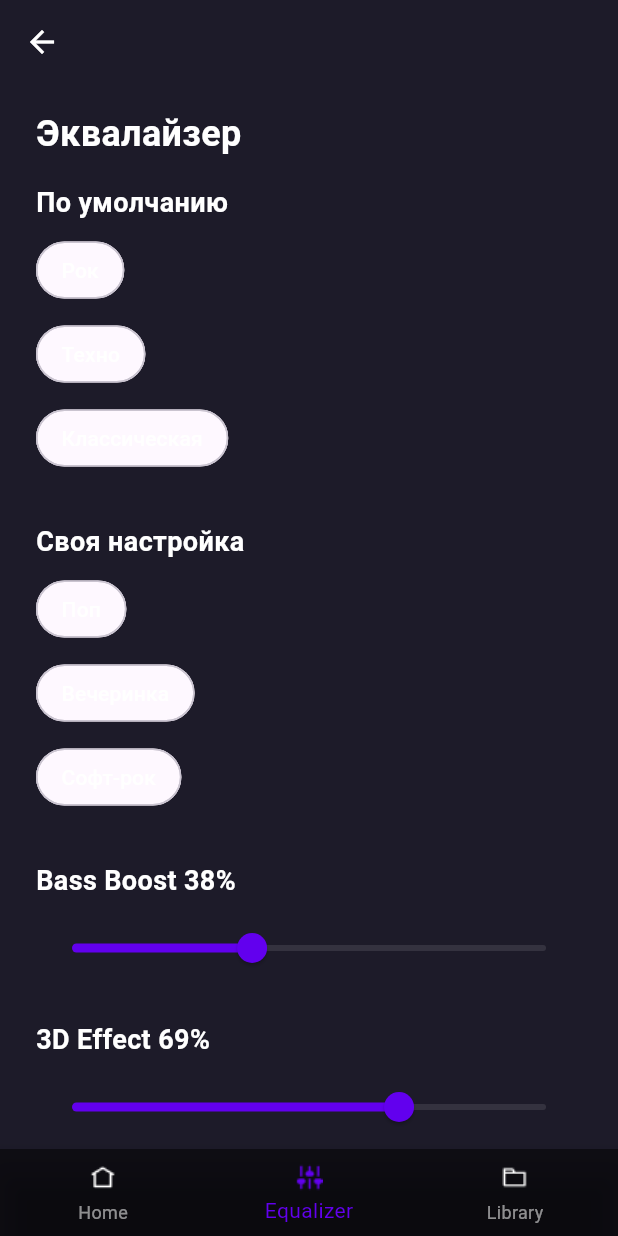
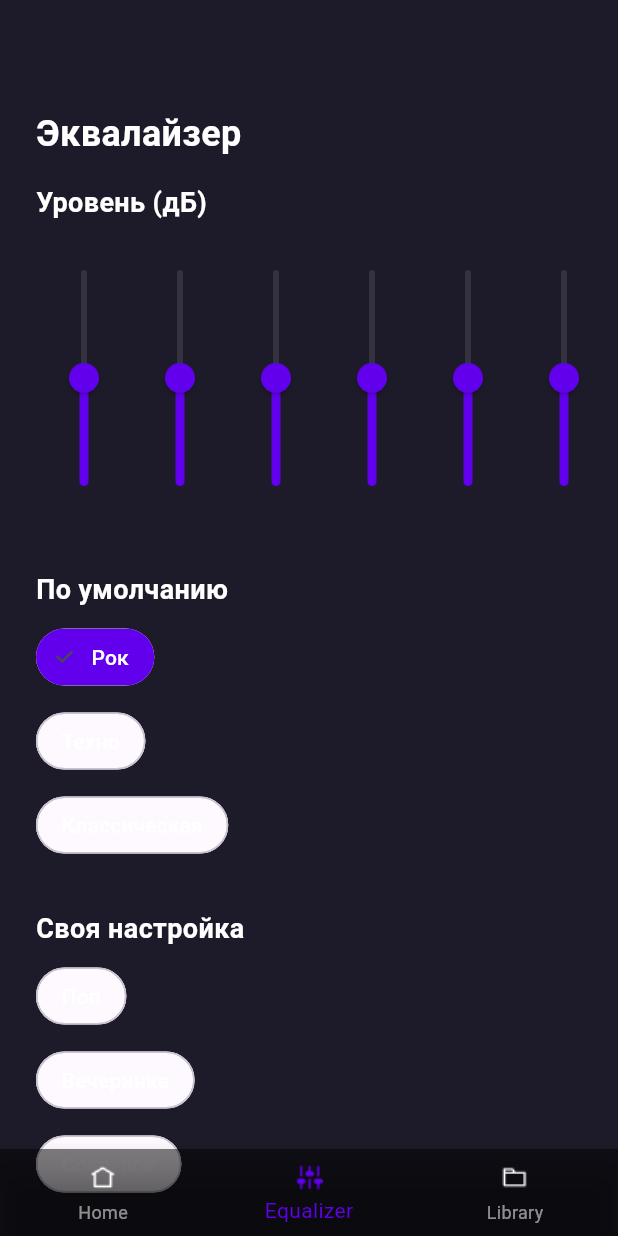
Before and after one commit to Inconsp1cuous/bassify, a Flutter app: the screen it shows after launch, on a phone screen of 412 x 824 dp. Run offline on Flutter 3.47's test engine with Material 3 defaults, Android fonts, the phone set to English and light mode, and no system bars; Roboto replaces fonts that are missing (OpenSans).

Commit message:
fix: добавлена регулировка басса

```diff
--- a/lib/screens/equalizer_screen.dart
+++ b/lib/screens/equalizer_screen.dart
@@ -1,7 +1,24 @@
+import 'package:Bassify/screens/home_screen.dart';
 import 'package:flutter/material.dart';
 
-class EqualizerScreen extends StatelessWidget {
+class EqualizerScreen extends StatefulWidget {
   const EqualizerScreen({Key? key}) : super(key: key);
+
+  @override
+  _EqualizerScreenState createState() => _EqualizerScreenState();
+}
+
+class _EqualizerScreenState extends State<EqualizerScreen> {
+  // Значения уровней для каждой частоты (в децибелах)
+  final List<double> _levels = [0, 0, 0, 0, 0, 0, 0, 0, 0, 0];
+  final List<String> _frequencies = ['60', '170', '310', '600', '1k', '3k', '6k', '12k', '14k', '16k'];
+
+  // Значения для Bass Boost и 3D Effect
+  double _bassBoostValue = 38;
+  double _threeDEffectValue = 69;
+
+  // Выбранная настройка
+  String _selectedSetting = 'Рок';
 
   @override
   Widget build(BuildContext context) {
@@ -22,12 +39,7 @@ class EqualizerScreen extends StatelessWidget {
                 appBar: AppBar(
                   backgroundColor: const Color(0xFF1D1B29),
                   elevation: 0,
-                  leading: IconButton(
-                    icon: const Icon(Icons.arrow_back, color: Colors.white),
-                    onPressed: () {
-                      Navigator.pop(context);
-                    },
-                  ),
+                  // Убрана кнопка "Назад"
                 ),
                 body: SingleChildScrollView(
                   padding: const EdgeInsets.symmetric(horizontal: 24, vertical: 16),
@@ -46,7 +58,30 @@ class EqualizerScreen extends StatelessWidget {
                       ),
                       const SizedBox(height: 16),
 
-                      // Секция "Полукомандир"
+                      // Регулируемые уровни эквалайзера
+                      const Text(
+                        'Уровень (дБ)',
+                        style: TextStyle(
+                          fontSize: 18,
+                          fontWeight: FontWeight.w600,
+                          fontFamily: 'OpenSans',
+                          color: Colors.white,
+                        ),
+                      ),
+                      const SizedBox(height: 8),
+                      Container(
+                        height: 200, // Высота области с ползунками
+                        child: ListView.builder(
+                          scrollDirection: Axis.horizontal,
+                          itemCount: _frequencies.length,
+                          itemBuilder: (context, index) {
+                            return _buildEqualizerSlider(_frequencies[index], index);
+                          },
+                        ),
+                      ),
+                      const SizedBox(height: 24),
+
+                      // Секция "По умолчанию"
                       const Text(
                         'По умолчанию',
                         style: TextStyle(
@@ -62,7 +97,7 @@ class EqualizerScreen extends StatelessWidget {
                       _buildSettingChip('Классическая'),
                       const SizedBox(height: 24),
 
-                      // Секция "Свод настройка"
+                      // Секция "Своя настройка"
                       const Text(
                         'Своя настройка',
                         style: TextStyle(
@@ -78,9 +113,9 @@ class EqualizerScreen extends StatelessWidget {
                       _buildSettingChip('Софт-рок'),
                       const SizedBox(height: 24),
 
-                      // Секция "Ваза Boost"
+                      // Секция "Bass Boost"
                       const Text(
-                        'Ваss Boost 38%',
+                        'Bass Boost',
                         style: TextStyle(
                           fontSize: 18,
                           fontWeight: FontWeight.w600,
@@ -89,21 +124,28 @@ class EqualizerScreen extends StatelessWidget {
                         ),
                       ),
                       const SizedBox(height: 8),
-                      Slider(
-                        value: 38,
-                        min: 0,
-                        max: 100,
+                      _buildRotatableCircle(
+                        value: _bassBoostValue,
                         onChanged: (value) {
-                          // Логика для изменения значения
+                          setState(() {
+                            _bassBoostValue = value;
+                          });
                         },
-                        activeColor: const Color(0xFF6200EE),
-                        inactiveColor: Colors.white.withOpacity(0.1),
+                      ),
+                      Text(
+                        '${_bassBoostValue.round()}%',
+                        style: const TextStyle(
+                          fontSize: 18,
+                          fontWeight: FontWeight.w600,
+                          fontFamily: 'OpenSans',
+                          color: Colors.white,
+                        ),
                       ),
                       const SizedBox(height: 24),
 
                       // Секция "3D Effect"
                       const Text(
-                        '3D Effect 69%',
+                        '3D Effect',
                         style: TextStyle(
                           fontSize: 18,
                           fontWeight: FontWeight.w600,
@@ -112,15 +154,22 @@ class EqualizerScreen extends StatelessWidget {
                         ),
                       ),
                       const SizedBox(height: 8),
-                      Slider(
-                        value: 69,
-                        min: 0,
-                        max: 100,
+                      _buildRotatableCircle(
+                        value: _threeDEffectValue,
                         onChanged: (value) {
-                          // Логика для изменения значения
+                          setState(() {
+                            _threeDEffectValue = value;
+                          });
                         },
-                        activeColor: const Color(0xFF6200EE),
-                        inactiveColor: Colors.white.withOpacity(0.1),
+                      ),
+                      Text(
+                        '${_threeDEffectValue.round()}%',
+                        style: const TextStyle(
+                          fontSize: 18,
+                          fontWeight: FontWeight.w600,
+                          fontFamily: 'OpenSans',
+                          color: Colors.white,
+                        ),
                       ),
                       const SizedBox(height: 24),
                     ],
@@ -169,6 +218,15 @@ class EqualizerScreen extends StatelessWidget {
                     selectedItemColor: const Color(0xFF6200EE), // Цвет выбранной иконки (непрозрачный)
                     unselectedItemColor: Colors.white54, // Цвет невыбранной иконки (полупрозрачный)
                     onTap: (index) {
+                      // Действие при нажатии на элемент навигации
+                      if (index == 0) {
+                        Navigator.pushReplacement(
+                          context,
+                          MaterialPageRoute(builder: (context) => const HomeScreen()),
+                        );
+                      } else if (index == 2) {
+                        // Переход на страницу библиотеки
+                      }
                     },
                   ),
                 ),
@@ -176,6 +234,45 @@ class EqualizerScreen extends StatelessWidget {
             ],
           ),
         ),
+      ),
+    );
+  }
+
+  // Виджет для отображения ползунка эквалайзера
+  Widget _buildEqualizerSlider(String frequency, int index) {
+    return Padding(
+      padding: const EdgeInsets.symmetric(horizontal: 8),
+      child: Column(
+        mainAxisAlignment: MainAxisAlignment.end,
+        children: [
+          // Ползунок
+          RotatedBox(
+            quarterTurns: 3, // Поворачиваем ползунок на 90 градусов
+            child: Slider(
+              value: _levels[index],
+              min: -12,
+              max: 12,
+              onChanged: (value) {
+                setState(() {
+                  _levels[index] = value; // Обновляем уровень
+                });
+              },
+              activeColor: const Color(0xFF6200EE),
+              inactiveColor: Colors.white.withOpacity(0.1),
+            ),
+          ),
+          const SizedBox(height: 8),
+          // Частота
+          Text(
+            frequency,
+            style: const TextStyle(
+              fontSize: 14,
+              fontWeight: FontWeight.w500,
+              fontFamily: 'OpenSans',
+              color: Colors.white,
+            ),
+          ),
+        ],
       ),
     );
   }
@@ -194,9 +291,11 @@ class EqualizerScreen extends StatelessWidget {
             color: Colors.white,
           ),
         ),
-        selected: false,
+        selected: _selectedSetting == label,
         onSelected: (bool selected) {
-          // Логика для выбора настройки
+          setState(() {
+            _selectedSetting = label;
+          });
         },
         backgroundColor: Colors.white.withOpacity(0.1),
         selectedColor: const Color(0xFF6200EE),
@@ -206,4 +305,39 @@ class EqualizerScreen extends StatelessWidget {
       ),
     );
   }
+
+  // Виджет для отображения вращающегося круга
+  Widget _buildRotatableCircle({
+    required double value,
+    required Function(double) onChanged,
+  }) {
+    return GestureDetector(
+      onPanUpdate: (details) {
+        setState(() {
+          double newValue = value + details.delta.dy;
+          if (newValue < 0) newValue = 0;
+          if (newValue > 100) newValue = 100;
+          onChanged(newValue);
+        });
+      },
+      child: Container(
+        width: 100,
+        height: 100,
+        decoration: BoxDecoration(
+          shape: BoxShape.circle,
+          color: Colors.white.withOpacity(0.1),
+        ),
+        child: Center(
+          child: Transform.rotate(
+            angle: value * 0.01 * 2 * 3.14159,
+            child: Icon(
+              Icons.arrow_upward,
+              size: 40,
+              color: Colors.white,
+            ),
+          ),
+        ),
+      ),
+    );
+  }
 }
```
